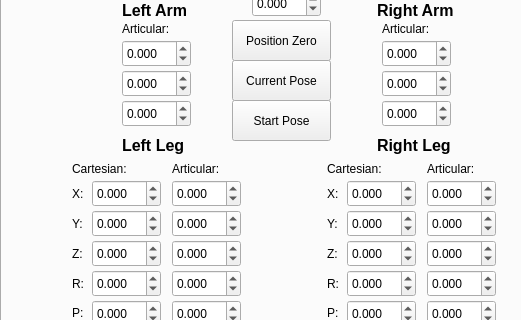
First picture: the form in catkin_ws/src/hri/humanoid_gui/src/MainWindow.ui, repository mnegretev/Humanoids, before the edit; both pictures show x 0 to 521 and y 116 to 436 of the 640 by 529 pixel window.
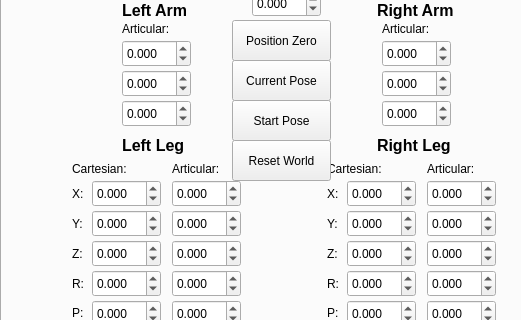
Second picture: the form after the edit.

Commit message: new button to reset gazebo world

What changed in the file:
```diff
--- a/catkin_ws/src/hri/humanoid_gui/src/MainWindow.ui
+++ b/catkin_ws/src/hri/humanoid_gui/src/MainWindow.ui
@@ -1627,6 +1627,19 @@
        <string>Start Pose</string>
       </property>
      </widget>
+     <widget class="QPushButton" name="btnResetWorld">
+      <property name="geometry">
+       <rect>
+        <x>230</x>
+        <y>230</y>
+        <width>99</width>
+        <height>41</height>
+       </rect>
+      </property>
+      <property name="text">
+       <string>Reset World</string>
+      </property>
+     </widget>
     </widget>
    </widget>
   </widget>
```
The commit also changes 5 other files.
